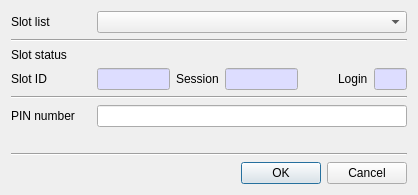
First picture: the form in CryptokiMan/init_pin_dlg.ui, repository jykim74/CryptokiMan, before the edit.
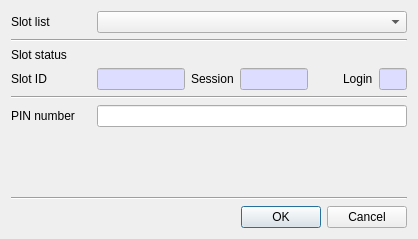
Second picture: the form after the edit.

Diff of the .ui file:
```diff
--- a/CryptokiMan/init_pin_dlg.ui
+++ b/CryptokiMan/init_pin_dlg.ui
@@ -7,7 +7,7 @@
     <x>0</x>
     <y>0</y>
     <width>418</width>
-    <height>195</height>
+    <height>239</height>
    </rect>
   </property>
   <property name="windowTitle">
@@ -80,7 +80,7 @@
       <widget class="QLineEdit" name="mSlotIDText">
        <property name="maximumSize">
         <size>
-         <width>80</width>
+         <width>100</width>
          <height>16777215</height>
         </size>
        </property>
```
